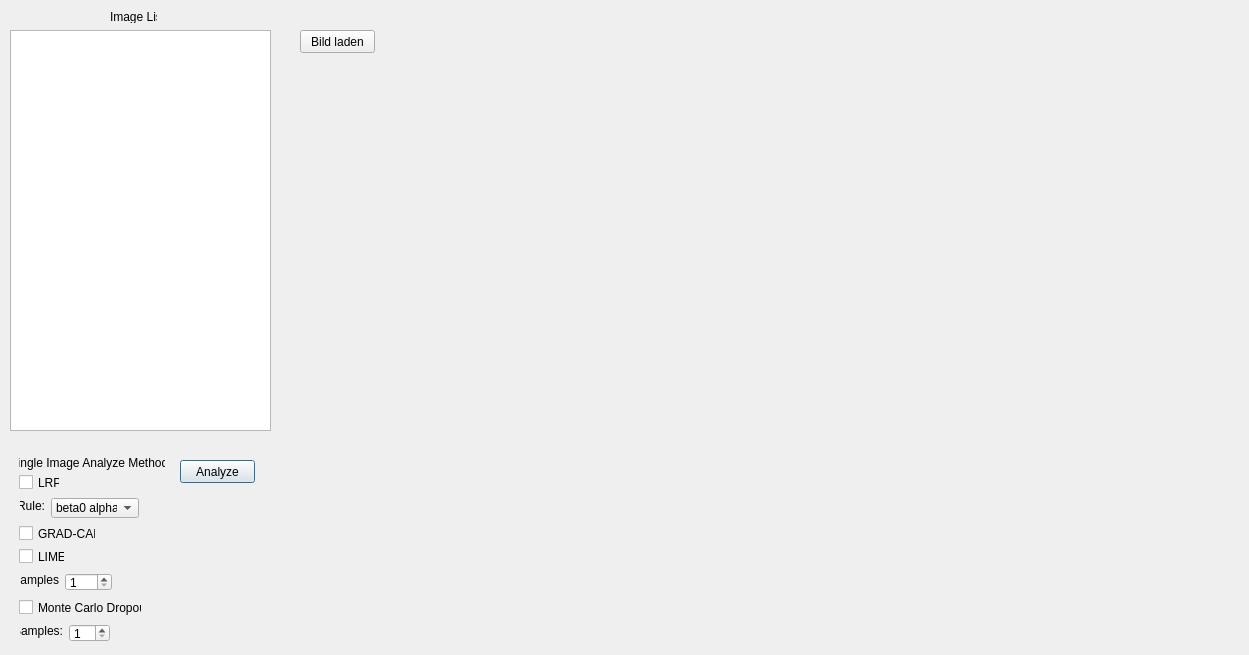
Above: FRAMEWORK/TestUI.ui from DevTimBo/DEEPL-Project before the change. Below: the same form after it.
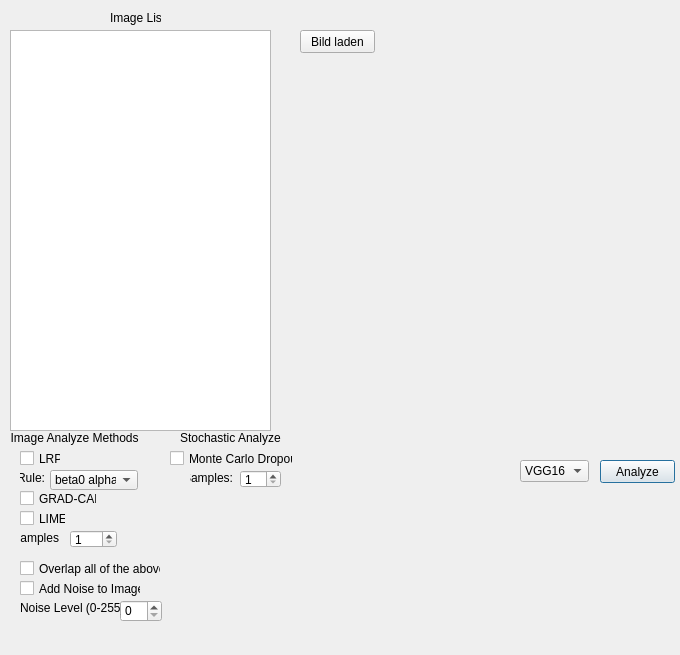
That is the form after the change.

Patch:
```diff
--- a/FRAMEWORK/TestUI.ui
+++ b/FRAMEWORK/TestUI.ui
@@ -6,7 +6,7 @@
    <rect>
     <x>0</x>
     <y>0</y>
-    <width>1249</width>
+    <width>680</width>
     <height>655</height>
    </rect>
   </property>
@@ -33,19 +33,99 @@
     <rect>
      <x>110</x>
      <y>10</y>
-     <width>47</width>
-     <height>13</height>
+     <width>51</width>
+     <height>16</height>
     </rect>
    </property>
    <property name="text">
     <string>Image List</string>
    </property>
   </widget>
+  <widget class="QCheckBox" name="checkBox">
+   <property name="geometry">
+    <rect>
+     <x>20</x>
+     <y>560</y>
+     <width>141</width>
+     <height>17</height>
+    </rect>
+   </property>
+   <property name="text">
+    <string>Overlap all of the above</string>
+   </property>
+  </widget>
+  <widget class="QLabel" name="label_6">
+   <property name="geometry">
+    <rect>
+     <x>180</x>
+     <y>430</y>
+     <width>101</width>
+     <height>16</height>
+    </rect>
+   </property>
+   <property name="text">
+    <string>Stochastic Analyzer</string>
+   </property>
+  </widget>
+  <widget class="QCheckBox" name="checkBox_5">
+   <property name="geometry">
+    <rect>
+     <x>20</x>
+     <y>580</y>
+     <width>121</width>
+     <height>17</height>
+    </rect>
+   </property>
+   <property name="text">
+    <string>Add Noise to Image</string>
+   </property>
+  </widget>
+  <widget class="QSpinBox" name="spinBox_3">
+   <property name="geometry">
+    <rect>
+     <x>120</x>
+     <y>600</y>
+     <width>42</width>
+     <height>22</height>
+    </rect>
+   </property>
+   <property name="maximum">
+    <number>255</number>
+   </property>
+  </widget>
+  <widget class="QLabel" name="label_7">
+   <property name="geometry">
+    <rect>
+     <x>20</x>
+     <y>600</y>
+     <width>101</width>
+     <height>16</height>
+    </rect>
+   </property>
+   <property name="text">
+    <string>Noise Level (0-255)</string>
+   </property>
+  </widget>
+  <widget class="QComboBox" name="comboBox_2">
+   <property name="geometry">
+    <rect>
+     <x>520</x>
+     <y>460</y>
+     <width>69</width>
+     <height>22</height>
+    </rect>
+   </property>
+   <item>
+    <property name="text">
+     <string>VGG16</string>
+    </property>
+   </item>
+  </widget>
   <widget class="QLabel" name="label">
    <property name="geometry">
     <rect>
-     <x>19</x>
-     <y>455</y>
+     <x>0</x>
+     <y>430</y>
      <width>146</width>
      <height>16</height>
     </rect>
@@ -54,7 +134,7 @@
     <enum>Qt::LeftToRight</enum>
    </property>
    <property name="text">
-    <string>Single Image Analyze Methods</string>
+    <string> Image Analyze Methods</string>
    </property>
    <property name="alignment">
     <set>Qt::AlignCenter</set>
@@ -63,8 +143,8 @@
   <widget class="QCheckBox" name="checkBoxLRP">
    <property name="geometry">
     <rect>
-     <x>19</x>
-     <y>474</y>
+     <x>20</x>
+     <y>450</y>
      <width>41</width>
      <height>17</height>
     </rect>
@@ -76,8 +156,8 @@
   <widget class="QCheckBox" name="checkBox_3">
    <property name="geometry">
     <rect>
-     <x>19</x>
-     <y>525</y>
+     <x>20</x>
+     <y>490</y>
      <width>77</width>
      <height>17</height>
     </rect>
@@ -89,8 +169,8 @@
   <widget class="QCheckBox" name="checkBox_2">
    <property name="geometry">
     <rect>
-     <x>19</x>
-     <y>599</y>
+     <x>170</x>
+     <y>450</y>
      <width>123</width>
      <height>17</height>
     </rect>
@@ -102,8 +182,8 @@
   <widget class="QCheckBox" name="checkBox_4">
    <property name="geometry">
     <rect>
-     <x>19</x>
-     <y>548</y>
+     <x>20</x>
+     <y>510</y>
      <width>46</width>
      <height>17</height>
     </rect>
@@ -115,7 +195,7 @@
   <widget class="QPushButton" name="pushButtonK">
    <property name="geometry">
     <rect>
-     <x>180</x>
+     <x>600</x>
      <y>460</y>
      <width>75</width>
      <height>23</height>
@@ -151,8 +231,8 @@
   <widget class="QComboBox" name="comboBox">
    <property name="geometry">
     <rect>
-     <x>51</x>
-     <y>498</y>
+     <x>50</x>
+     <y>470</y>
      <width>88</width>
      <height>20</height>
     </rect>
@@ -177,7 +257,7 @@
    <property name="geometry">
     <rect>
      <x>20</x>
-     <y>498</y>
+     <y>470</y>
      <width>25</width>
      <height>16</height>
     </rect>
@@ -193,7 +273,7 @@
    <property name="geometry">
     <rect>
      <x>20</x>
-     <y>572</y>
+     <y>530</y>
      <width>39</width>
      <height>16</height>
     </rect>
@@ -208,8 +288,8 @@
   <widget class="QSpinBox" name="spinBox">
    <property name="geometry">
     <rect>
-     <x>65</x>
-     <y>573</y>
+     <x>70</x>
+     <y>530</y>
      <width>47</width>
      <height>18</height>
     </rect>
@@ -227,8 +307,8 @@
   <widget class="QLabel" name="label_3">
    <property name="geometry">
     <rect>
-     <x>20</x>
-     <y>623</y>
+     <x>190</x>
+     <y>470</y>
      <width>43</width>
      <height>16</height>
     </rect>
@@ -243,8 +323,8 @@
   <widget class="QSpinBox" name="spinBox_2">
    <property name="geometry">
     <rect>
-     <x>69</x>
-     <y>624</y>
+     <x>240</x>
+     <y>470</y>
      <width>41</width>
      <height>18</height>
     </rect>
```
